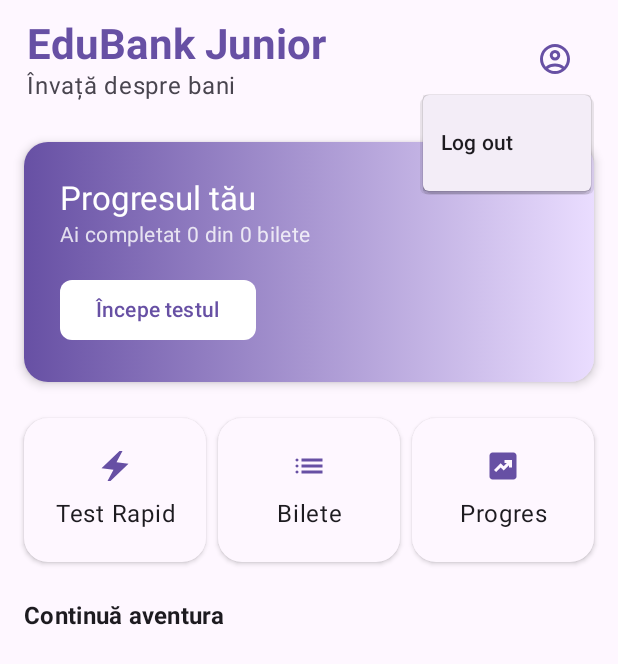
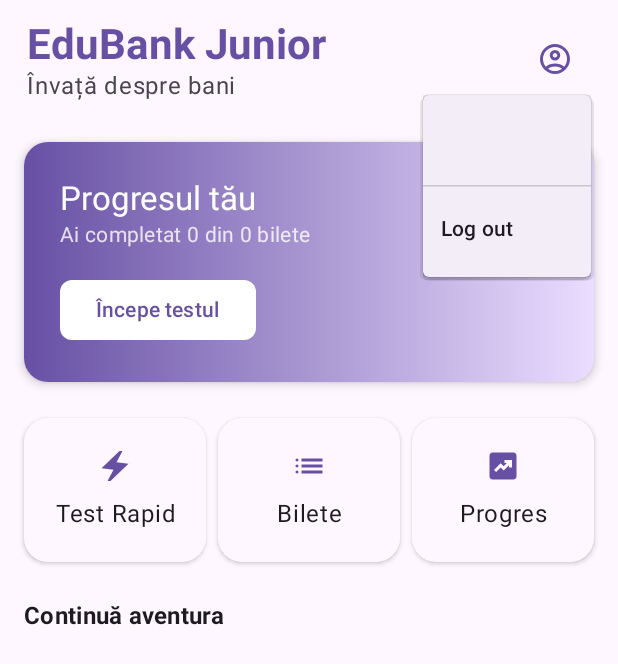
Before and after one commit to Yehoslav/edubank-junior, an Android app built with Jetpack Compose: the DashboardScreen screen opened through its navigation route, after a tap on "Cont", on a phone screen of 412 x 824 dp. Shown: the top 664 px of the screen. Run offline under Robolectric (Android 15) with nearby library versions, the phone set to English and light mode, and no system bars; our stand-ins replace Firebase (no records; nobody signed in at launch, a user with empty details on screens opened directly).

Commit message:
Afișează emailul curent autentificat

```diff
--- a/app/src/main/java/md/ipltbriceni/edubankjunior/data/model/TicketsViewModel.kt
+++ b/app/src/main/java/md/ipltbriceni/edubankjunior/data/model/TicketsViewModel.kt
@@ -55,4 +55,7 @@ class TicketsViewModel(private val repository: QuizRepository) : ViewModel() {
     fun loadTickets() {
         refreshTrigger.tryEmit(Unit)
     }
+
+    val currentUserEmail: String?
+        get() = repository.currentUserEmail
 }
--- a/app/src/main/java/md/ipltbriceni/edubankjunior/data/repository/QuizRepository.kt
+++ b/app/src/main/java/md/ipltbriceni/edubankjunior/data/repository/QuizRepository.kt
@@ -74,6 +74,9 @@ class QuizRepository(
         auth.signOut()
     }
 
+    val currentUserEmail: String?
+        get() = auth.currentUser?.email
+
     // --- Scor ---
     fun getUserProgress(): Flow<Map<String, TicketProgress>> = callbackFlow {
         val uid = auth.currentUser?.uid ?: run {
--- a/app/src/main/java/md/ipltbriceni/edubankjunior/ui/screens/DashboardScreen.kt
+++ b/app/src/main/java/md/ipltbriceni/edubankjunior/ui/screens/DashboardScreen.kt
@@ -67,6 +67,7 @@ fun DashboardScreen(
         ticketsWithProgress = ticketsWithProgress,
         showProgressDialog = showProgressDialog.value,
         snackbarHostState = snackbarHostState,
+        currentUserEmail = viewModel.currentUserEmail,
         onShowProgressChange = { showProgressDialog.value = it },
         onStartTest = onStartTest,
         onAllTicketsClick = onAllTicketsClick,
@@ -82,6 +83,7 @@ fun DashboardContent(
     ticketsWithProgress: List<Pair<Ticket, TicketProgress?>>,
     showProgressDialog: Boolean,
     snackbarHostState: SnackbarHostState,
+    currentUserEmail: String?,
     onShowProgressChange: (Boolean) -> Unit,
     onStartTest: (Int) -> Unit,
     onAllTicketsClick: () -> Unit,
@@ -97,7 +99,7 @@ fun DashboardContent(
     }
 
     Scaffold(
-        topBar = { DashboardHeader(onLogout = onLogout) },
+        topBar = { DashboardHeader(email = currentUserEmail, onLogout = onLogout) },
         snackbarHost = { SnackbarHost(snackbarHostState) }
     ) { padding ->
         Column(
@@ -148,7 +150,7 @@ fun DashboardContent(
 }
 
 @Composable
-fun DashboardHeader(modifier: Modifier = Modifier, onLogout: () -> Unit = {}) {
+fun DashboardHeader(modifier: Modifier = Modifier, email: String? = null, onLogout: () -> Unit = {}) {
     var showMenu by remember { mutableStateOf(false) }
 
     Row(
@@ -185,6 +187,20 @@ fun DashboardHeader(modifier: Modifier = Modifier, onLogout: () -> Unit = {}) {
                 expanded = showMenu,
                 onDismissRequest = { showMenu = false }
             ) {
+                if (email != null) {
+                    DropdownMenuItem(
+                        text = {
+                            Text(
+                                text = email,
+                                style = MaterialTheme.typography.bodySmall,
+                                color = MaterialTheme.colorScheme.onSurfaceVariant
+                            )
+                        },
+                        onClick = { },
+                        enabled = false
+                    )
+                    HorizontalDivider(modifier = Modifier.padding(vertical = 4.dp))
+                }
                 DropdownMenuItem(
                     text = { Text("Log out") },
                     onClick = {
@@ -433,6 +449,7 @@ fun DashboardContentPreview(
             ticketsWithProgress = tickets,
             showProgressDialog = false,
             snackbarHostState = remember { SnackbarHostState() },
+            currentUserEmail = "student@example.md",
             onShowProgressChange = {},
             onStartTest = {},
             onAllTicketsClick = {},
@@ -454,6 +471,7 @@ fun DashboardContentDarkPreview(
             ticketsWithProgress = tickets,
             showProgressDialog = false,
             snackbarHostState = remember { SnackbarHostState() },
+            currentUserEmail = "student@example.md",
             onShowProgressChange = {},
             onStartTest = {},
             onAllTicketsClick = {},
@@ -473,6 +491,7 @@ fun DashboardLoadingPreview() {
             ticketsWithProgress = emptyList(),
             showProgressDialog = false,
             snackbarHostState = remember { SnackbarHostState() },
+            currentUserEmail = null,
             onShowProgressChange = {},
             onStartTest = {},
             onAllTicketsClick = {},
```
